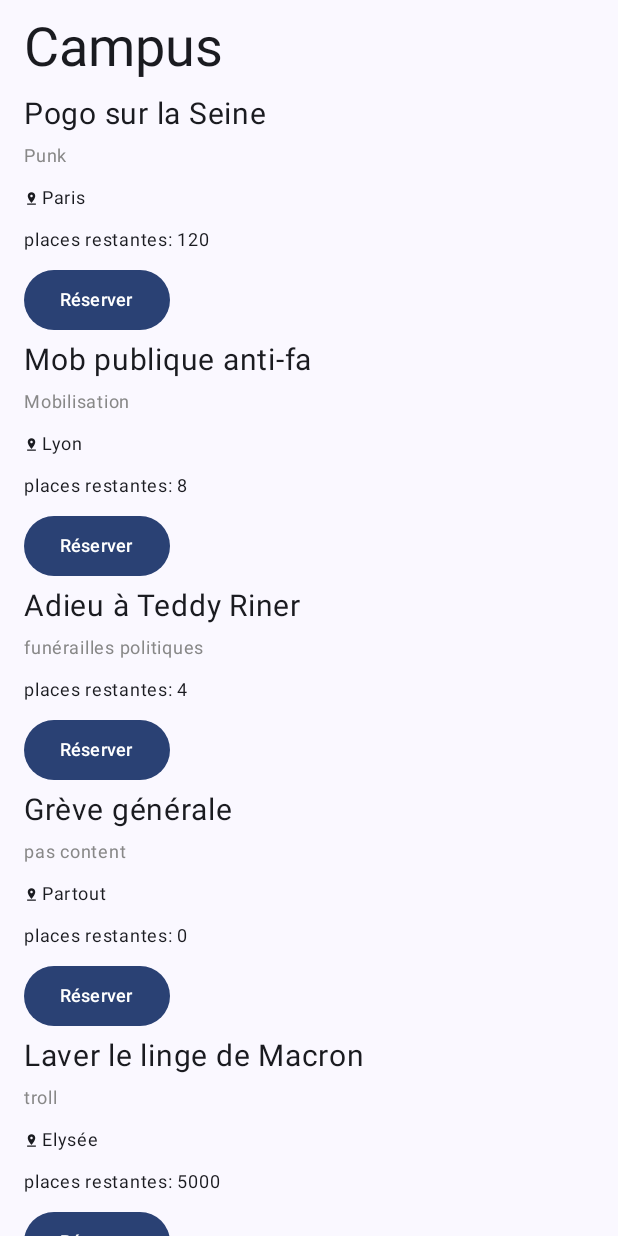
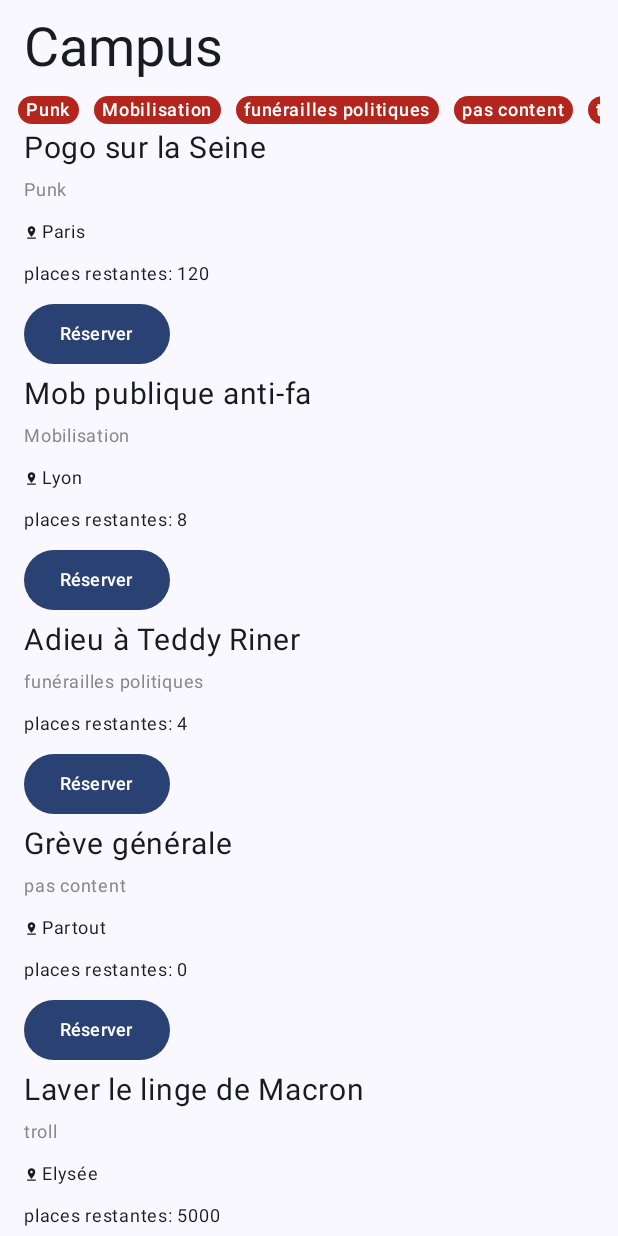
Before and after one commit to leodar163/exercice02_leobg, an Android app built with Jetpack Compose: the screen it shows after launch (MainActivity), on a phone screen of 412 x 824 dp. Run offline under Robolectric (Android 15) with nearby library versions, the phone set to English and light mode, and no system bars.

Commit message:
add category header

```diff
--- /dev/null
+++ b/app/src/main/java/com/leobg/exercice02_leobg/components/CategoryHeader.kt
@@ -0,0 +1,56 @@
+package com.leobg.exercice02_leobg.components
+
+import androidx.compose.foundation.background
+import androidx.compose.foundation.layout.Arrangement
+import androidx.compose.foundation.layout.Box
+import androidx.compose.foundation.layout.fillMaxWidth
+import androidx.compose.foundation.layout.height
+import androidx.compose.foundation.layout.padding
+import androidx.compose.foundation.layout.sizeIn
+import androidx.compose.foundation.layout.wrapContentHeight
+import androidx.compose.foundation.layout.wrapContentWidth
+import androidx.compose.foundation.lazy.LazyRow
+import androidx.compose.foundation.lazy.items
+import androidx.compose.foundation.shape.CircleShape
+import androidx.compose.material3.Badge
+import androidx.compose.material3.BadgedBox
+import androidx.compose.material3.MaterialTheme
+import androidx.compose.material3.Text
+import androidx.compose.runtime.Composable
+import androidx.compose.ui.Alignment
+import androidx.compose.ui.Modifier
+import androidx.compose.ui.draw.clip
+import androidx.compose.ui.graphics.Color
+import androidx.compose.ui.tooling.preview.Preview
+import androidx.compose.ui.unit.dp
+import androidx.compose.ui.unit.sp
+import com.leobg.exercice02_leobg.ui.theme.Exercice02_leobgTheme
+
+@Composable
+fun CategoryHeader(categories: List<String>) {
+    LazyRow(
+        modifier = Modifier
+            .fillMaxWidth()
+            .wrapContentHeight()
+            .padding(horizontal = 12.dp),
+        horizontalArrangement = Arrangement.spacedBy(10.dp),
+        verticalAlignment = Alignment.CenterVertically
+    ) {
+        items(categories) {
+            Badge { Text(it, fontSize = 12.sp, modifier = Modifier.padding(1.dp)) }
+        }
+    }
+}
+
+@Composable
+@Preview
+fun CategoryHeaderPreview() {
+    val categories = listOf("categorie uno", "categorie dos", "popol")
+    Exercice02_leobgTheme {
+        Box(
+            modifier = Modifier.background(color = Color.White)
+        ) {
+            CategoryHeader(categories)
+        }
+    }
+}
--- a/app/src/main/java/com/leobg/exercice02_leobg/components/EventListScreen.kt
+++ b/app/src/main/java/com/leobg/exercice02_leobg/components/EventListScreen.kt
@@ -3,6 +3,7 @@ package com.leobg.exercice02_leobg.components
 import androidx.compose.foundation.background
 import androidx.compose.foundation.layout.Arrangement
 import androidx.compose.foundation.layout.Box
+import androidx.compose.foundation.layout.Column
 import androidx.compose.foundation.layout.fillMaxSize
 import androidx.compose.foundation.layout.fillMaxWidth
 import androidx.compose.foundation.layout.padding
@@ -26,23 +27,29 @@ import com.leobg.exercice02_leobg.ui.theme.Exercice02_leobgTheme
 @OptIn(ExperimentalMaterial3Api::class)
 @Composable
 fun EventListScreen(events: List<Event>, onBook: (event: Event) -> Unit) {
+    val categories = events.map { it.category }.distinct()
 
     Scaffold(
         modifier = Modifier.fillMaxSize(),
         topBar = {
-             TopAppBar( title = {Text("Campus", fontSize = 36.sp)})
+            TopAppBar(title = { Text("Campus", fontSize = 36.sp) })
         }
     ) { innerPadding ->
+        Column(
+            modifier = Modifier.padding(innerPadding),
+            verticalArrangement = Arrangement.spacedBy(4.dp)
+        ) {
+            CategoryHeader(categories)
             LazyColumn(
                 Modifier
                     .wrapContentHeight()
                     .fillMaxWidth()
-                .padding(innerPadding)
                     .padding(horizontal = 16.dp),
                 verticalArrangement = Arrangement.spacedBy(4.dp),
             ) {
                 items(events, key = { it.id }) {
                     EventCard(it) { onBook(it) }
+                }
             }
         }
     }
```
Lines whose indentation alone changed are shown as unchanged.
